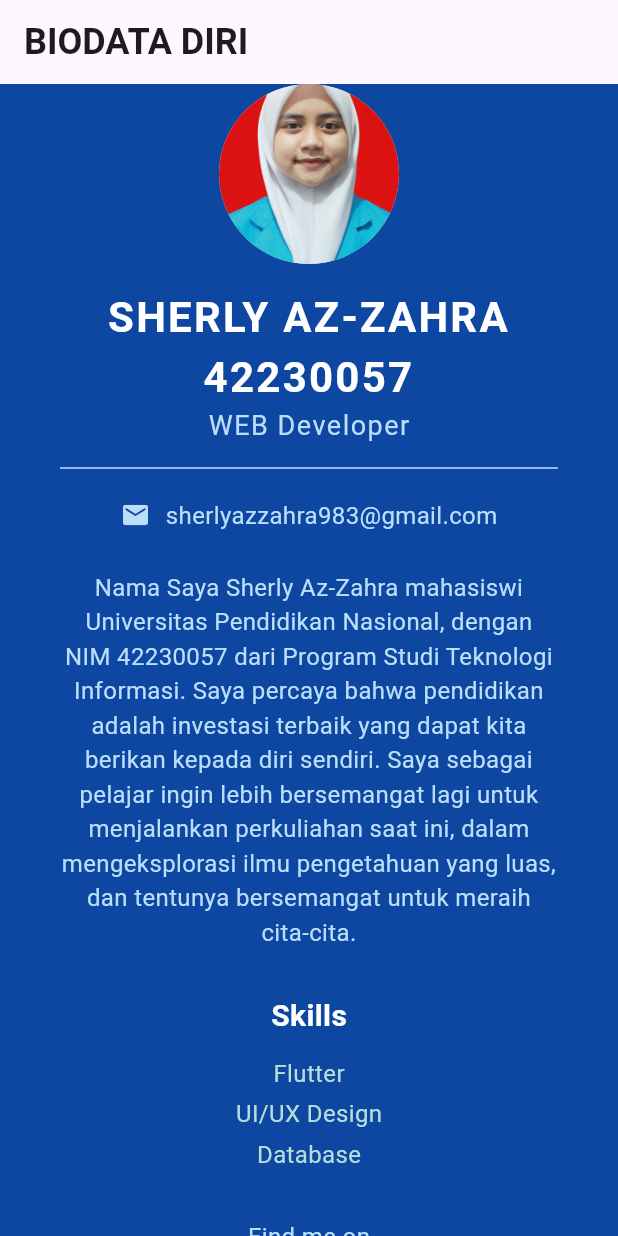
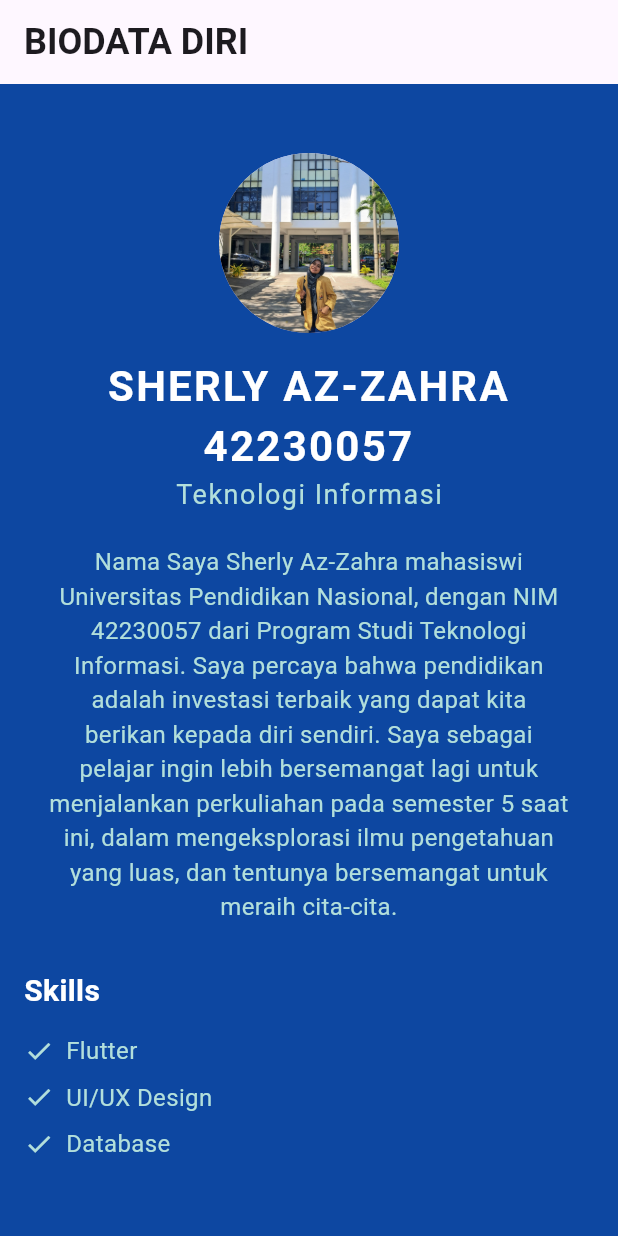
Before and after one commit to Sherlyzahra/UTS_pemrograman, a Flutter app: the screen it shows after launch, on a phone screen of 412 x 824 dp. Run offline on Flutter 3.47's test engine with Material 3 defaults, Android fonts, the phone set to English and light mode, and no system bars.

Commit message:
first commit

```diff
--- a/lib/main.dart
+++ b/lib/main.dart
@@ -30,13 +30,15 @@ class ProfilePage extends StatelessWidget {
       backgroundColor: Colors.blue[900],
       body: SafeArea(
         child: Center(
+          child: SingleChildScrollView(
+            child: Padding(
+              padding: const EdgeInsets.all(16.0),
               child: Column(
                 mainAxisAlignment: MainAxisAlignment.center,
-            crossAxisAlignment: CrossAxisAlignment.center,
                 children: [
                   CircleAvatar(
                     radius: 60,
-                backgroundImage: AssetImage('assets/images/sherly.jpeg'), // Ganti dengan path gambar Anda
+                    backgroundImage: AssetImage('assets/images/foto.profil.jpg'), // Ganti dengan path gambar Anda
                   ),
                   SizedBox(height: 15),
                   Text(
@@ -50,35 +52,29 @@ class ProfilePage extends StatelessWidget {
                     textAlign: TextAlign.center,
                   ),
                   Text(
-                'WEB Developer',
+                    'Teknologi Informasi',
                     style: TextStyle(
                       fontSize: 18,
-                  color: Colors.blue[100],
+                      color: Colors.teal[100],
                       letterSpacing: 1.0,
                     ),
                   ),
-              Divider(
-                height: 30,
-                thickness: 1,
-                indent: 40,
-                endIndent: 40,
-                color: Colors.blue[100],
-              ),
-              contactInfo(Icons.email, 'sherlyazzahra983@gmail.com'),
                   SizedBox(height: 20),
                   Padding(
-                padding: EdgeInsets.symmetric(horizontal: 40),
+                    padding: const EdgeInsets.symmetric(horizontal: 16),
                     child: Text(
-                  'Nama Saya Sherly Az-Zahra mahasiswi Universitas Pendidikan Nasional, dengan NIM 42230057 dari Program Studi Teknologi Informasi. Saya percaya bahwa pendidikan adalah investasi terbaik yang dapat kita berikan kepada diri sendiri. Saya sebagai pelajar ingin lebih bersemangat lagi untuk menjalankan perkuliahan saat ini, dalam mengeksplorasi ilmu pengetahuan yang luas, dan tentunya bersemangat untuk meraih cita-cita.',
+                      'Nama Saya Sherly Az-Zahra mahasiswi Universitas Pendidikan Nasional, dengan NIM 42230057 dari Program Studi Teknologi Informasi. Saya percaya bahwa pendidikan adalah investasi terbaik yang dapat kita berikan kepada diri sendiri. Saya sebagai pelajar ingin lebih bersemangat lagi untuk menjalankan perkuliahan pada semester 5 saat ini, dalam mengeksplorasi ilmu pengetahuan yang luas, dan tentunya bersemangat untuk meraih cita-cita.',
                       style: TextStyle(
                         fontSize: 16,
-                    color: Colors.blue[100],
+                        color: Colors.teal[100],
                       ),
                       textAlign: TextAlign.center,
                     ),
                   ),
                   SizedBox(height: 30),
-              Text(
+                  Align(
+                    alignment: Alignment.centerLeft,
+                    child: Text(
                       'Skills',
                       style: TextStyle(
                         fontSize: 20,
@@ -86,55 +82,33 @@ class ProfilePage extends StatelessWidget {
                         color: Colors.white,
                       ),
                     ),
+                  ),
                   SizedBox(height: 10),
+                  Column(
+                    children: [
                       skillItem('Flutter'),
                       skillItem('UI/UX Design'),
                       skillItem('Database'),
-              SizedBox(height: 30),
-              Text(
-                'Find me on',
-                style: TextStyle(
-                  fontSize: 16,
-                  color: Colors.blue[100],
-                ),
-              ),
-              SizedBox(height: 10),
-              Row(
-                mainAxisAlignment: MainAxisAlignment.center,
-                children: [
-                  socialIcon(Icons.facebook, 'https://facebook.com'),
                     ],
                   ),
                 ],
               ),
             ),
           ),
-    );
-  }
-
-  Widget contactInfo(IconData icon, String text) {
-    return Padding(
-      padding: const EdgeInsets.symmetric(vertical: 5.0),
-      child: Row(
-        mainAxisAlignment: MainAxisAlignment.center,
-        children: [
-          Icon(icon, color: Colors.blue[100], size: 20),
-          SizedBox(width: 10),
-          Text(
-            text,
-            style: TextStyle(
-              fontSize: 16,
-              color: Colors.blue[100],
         ),
-          ),
-        ],
       ),
     );
   }
 
   Widget skillItem(String skill) {
     return Padding(
-      padding: const EdgeInsets.symmetric(vertical: 2.0),
+      padding: const EdgeInsets.symmetric(vertical: 4.0),
+      child: Row(
+        mainAxisAlignment: MainAxisAlignment.start,
+        children: [
+          Icon(Icons.check, color: Colors.teal[100], size: 20),
+          SizedBox(width: 8),
+          Expanded(
             child: Text(
               skill,
               style: TextStyle(
@@ -142,15 +116,9 @@ class ProfilePage extends StatelessWidget {
                 color: Colors.teal[100],
               ),
             ),
-    );
-  }
-
-  Widget socialIcon(IconData icon, String url) {
-    return IconButton(
-      icon: Icon(icon, color: Colors.blue[100], size: 30),
-      onPressed: () {
-        // Tambahkan fungsi untuk membuka URL
-      },
+          ),
+        ],
+      ),
     );
   }
 }
--- a/pubspec.yaml
+++ b/pubspec.yaml
@@ -53,7 +53,7 @@ dev_dependencies:
 # The following section is specific to Flutter packages.
 flutter:
   assets:
-    - assets/images/sherly.jpeg
+    - assets/images/foto.profil.jpg
 
   # The following line ensures that the Material Icons font is
   # included with your application, so that you can use the icons in
```
Also changed, not shown: assets/images/foto.profil.jpg (added), assets/images/sherly.jpeg (deleted), 1 other file. Lines whose indentation alone changed are shown as unchanged.
